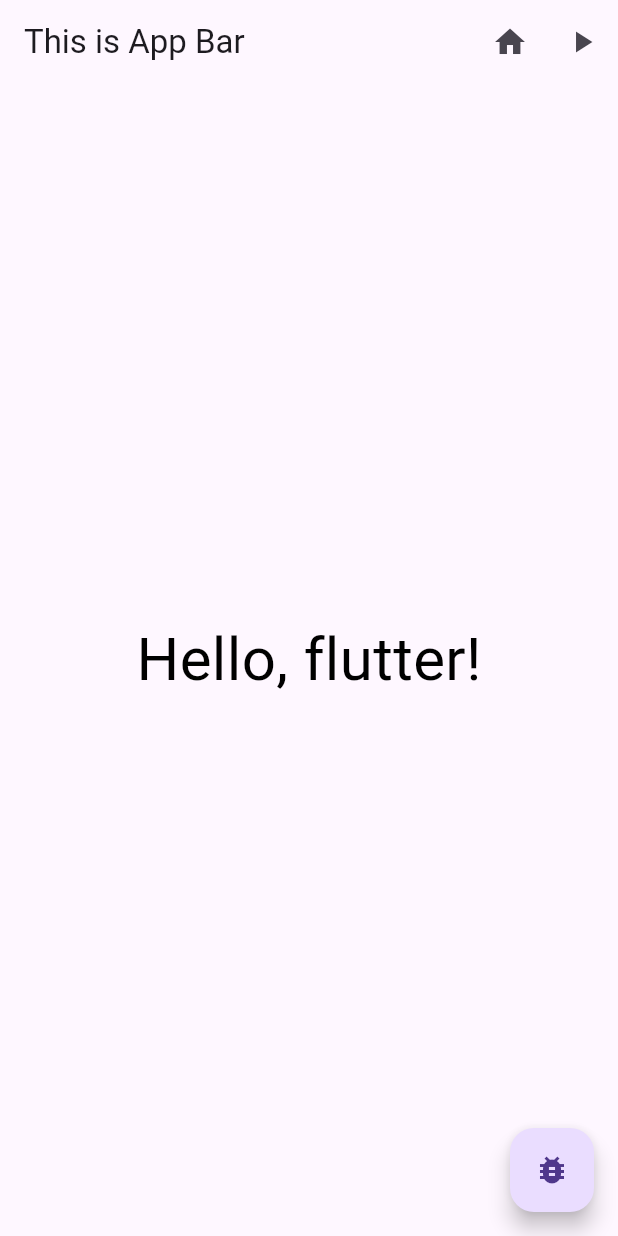
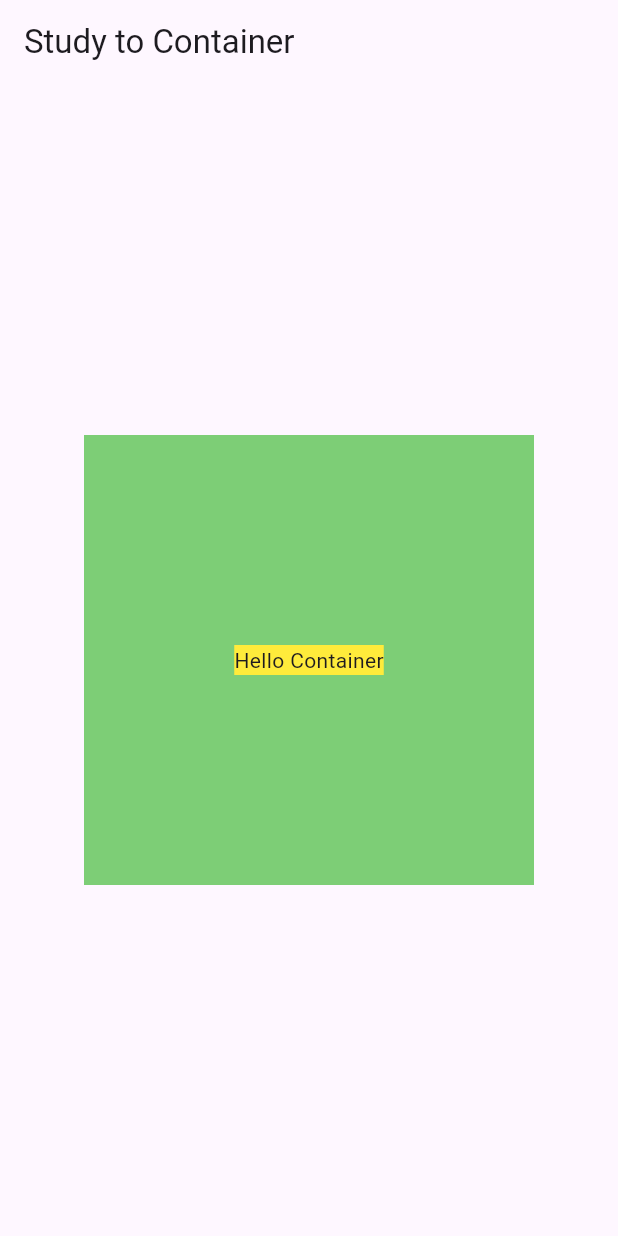
Before and after one commit to HiddenEvent/first_app, a Flutter app: the screen it shows after launch, on a phone screen of 412 x 824 dp. Run offline on Flutter 3.47's test engine with Material 3 defaults, Android fonts, the phone set to English and light mode, and no system bars.

Commit message:
[Container 위젯] 기능 살펴보기

```diff
--- a/lib/main.dart
+++ b/lib/main.dart
@@ -1,46 +1,38 @@
 import 'package:flutter/material.dart';
 
 void main() {
-  runApp(MaterialApp(
+  runApp(
+    MaterialApp(
       home: Scaffold(
-    appBar: AppBar(actions: [
-      IconButton(
-        icon: Icon(Icons.home),
-        onPressed: () {
-          print('Home button is pressed');
-        },
+        appBar: AppBar(
+          title: Text('Study to Container'),
+        ),
+        body: CustomContainer(),
       ),
-      IconButton(
-        icon: Icon(Icons.play_arrow),
-        onPressed: () {
-          print('Play button is pressed');
-        },
-      ),
-    ], centerTitle: false, title: Text('This is App Bar')),
-    body: TestWidget(),
-    floatingActionButton: FloatingActionButton(
-      child: Icon(Icons.bug_report),
-      onPressed: () {
-        print('Tab! FAB!');
-      },
     ),
-  )));
+  );
 }
 
-class TestWidget extends StatelessWidget {
-  const TestWidget({
+class CustomContainer extends StatelessWidget {
+  const CustomContainer({
     super.key,
   });
 
   @override
   Widget build(BuildContext context) {
-    return const SafeArea(
-      child: Center(
-        child: Text(
-          'Hello, flutter!',
-          style: TextStyle(
-            fontSize: 40,
-            color: Colors.black,
+    return Center(
+      child: Container(
+        // width: double.infinity, // 좌우 꽉 차게
+        // height: double.infinity, // 상하 꽉 차게
+        width: 300,
+        height: 300,
+        color: Color(0xFF7DCE76),
+        // padding: EdgeInsets.fromLTRB(10, 12, 10, 12),
+        // margin: EdgeInsets.symmetric(vertical: 24, horizontal: 30),
+        child: Center(
+          child: Container(
+            color: Colors.yellow,
+            child: Text('Hello Container'),
           ),
         ),
       ),
```
